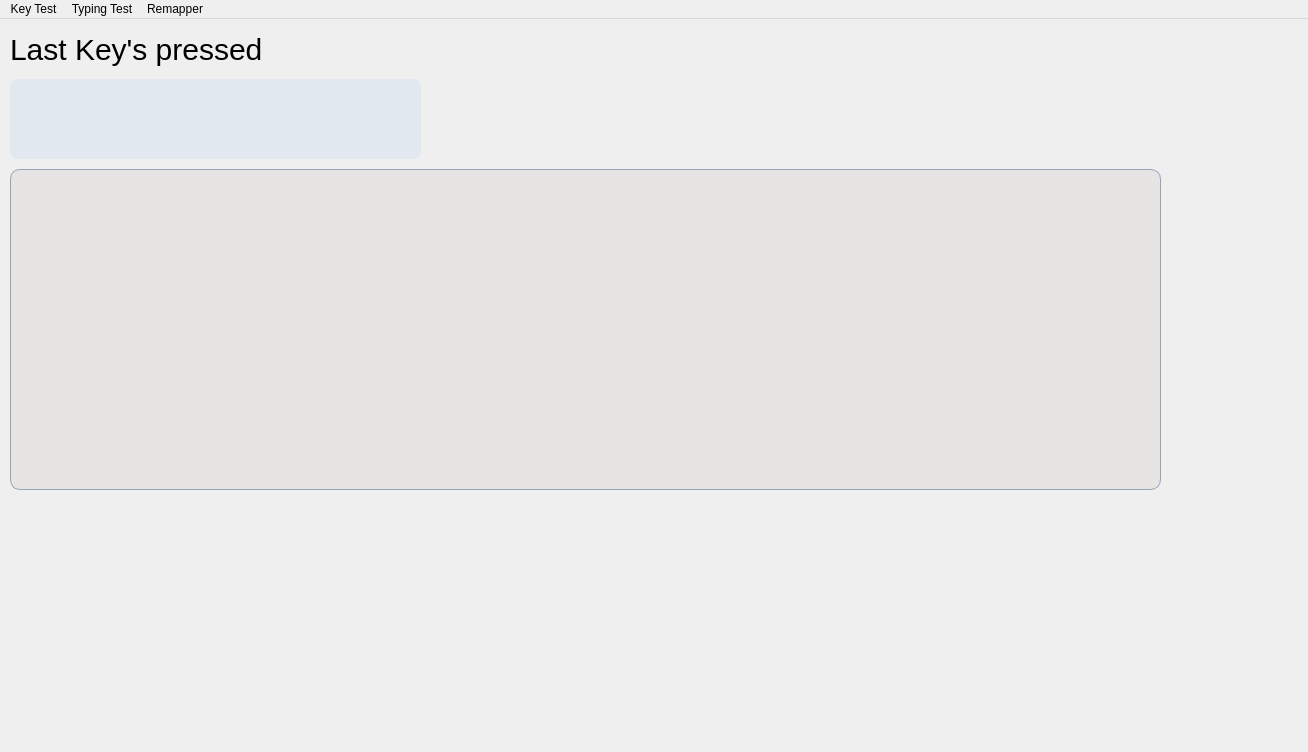
The window that KeyScan.ui (ItzBlinkzy/KeyScan) describes before a commit, drawn with Qt 5.
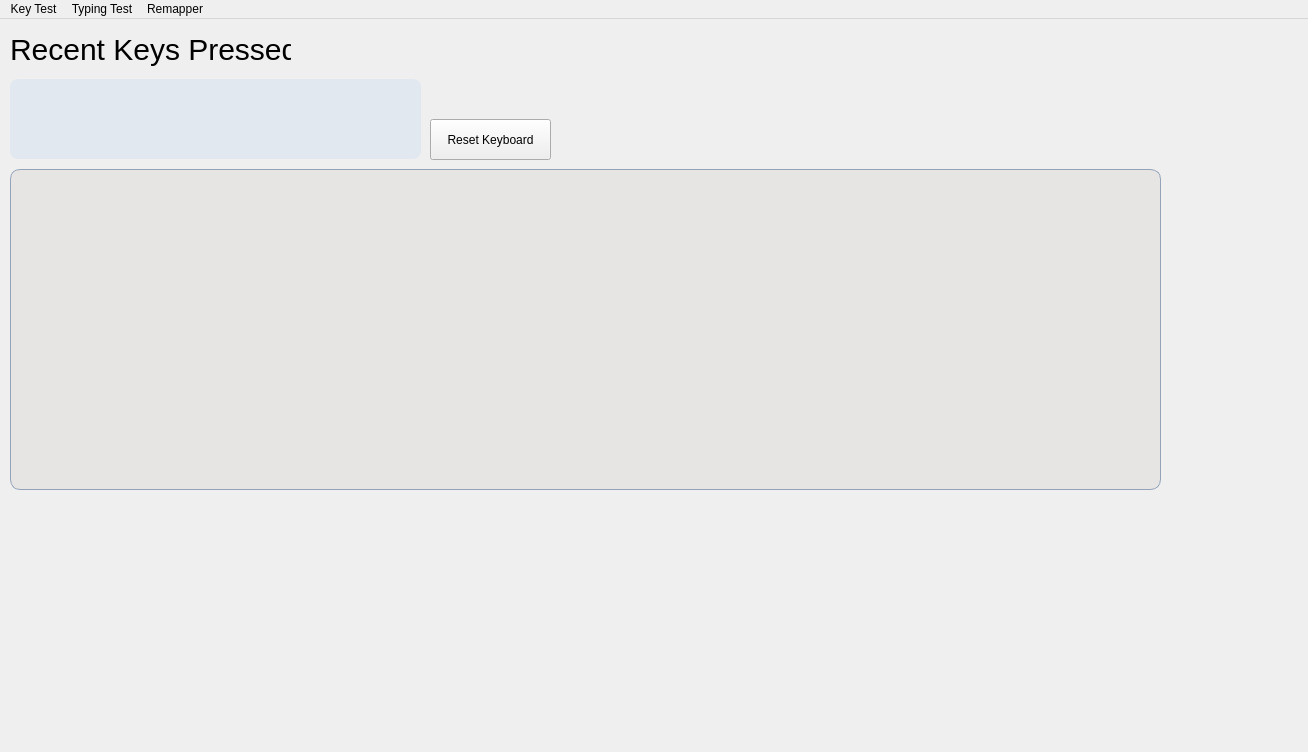
The same window after the commit.

Commit message: reset keyboard button added to key test

```diff
--- a/KeyScan.ui
+++ b/KeyScan.ui
@@ -77,7 +77,7 @@
        <rect>
         <x>10</x>
         <y>10</y>
-        <width>251</width>
+        <width>281</width>
         <height>41</height>
        </rect>
       </property>
@@ -87,7 +87,7 @@
 }</string>
       </property>
       <property name="text">
-       <string>Last Key's pressed</string>
+       <string>Recent Keys Pressed</string>
       </property>
      </widget>
      <widget class="QWidget" name="KeyboardContainer" native="true">
@@ -293,6 +293,19 @@
        </layout>
       </widget>
      </widget>
+     <widget class="QPushButton" name="reset_keyboard_button">
+      <property name="geometry">
+       <rect>
+        <x>430</x>
+        <y>100</y>
+        <width>121</width>
+        <height>41</height>
+       </rect>
+      </property>
+      <property name="text">
+       <string>Reset Keyboard</string>
+      </property>
+     </widget>
     </widget>
    </widget>
   </widget>
```
The commit also changes 2 other files.
